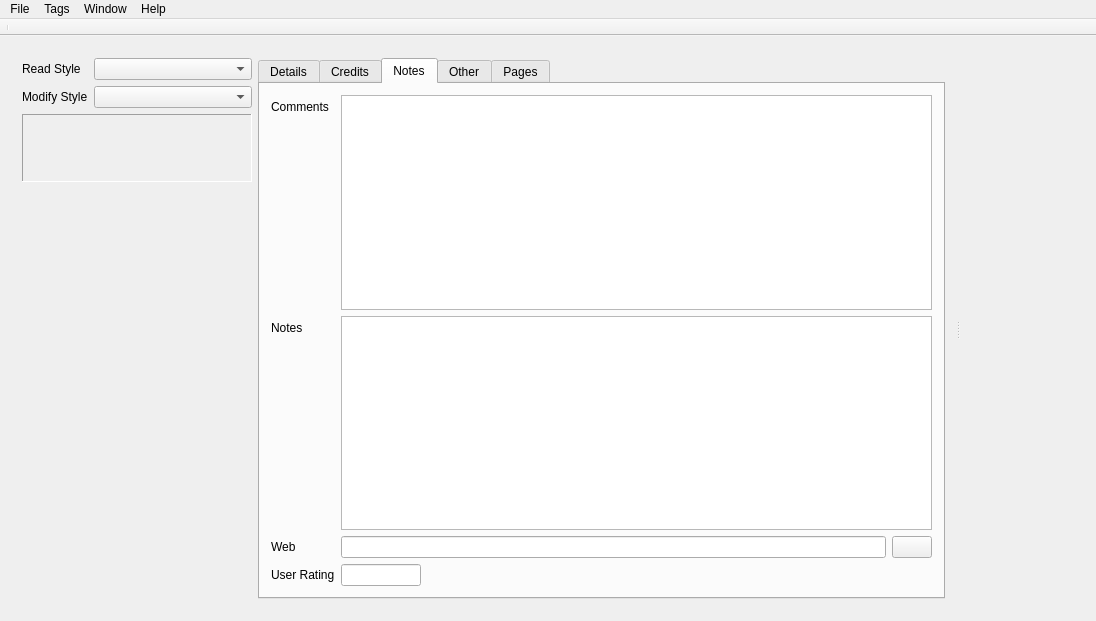
Above: comictaggerlib/ui/taggerwindow.ui from comictagger/comictagger before the change. Below: the same form after it.
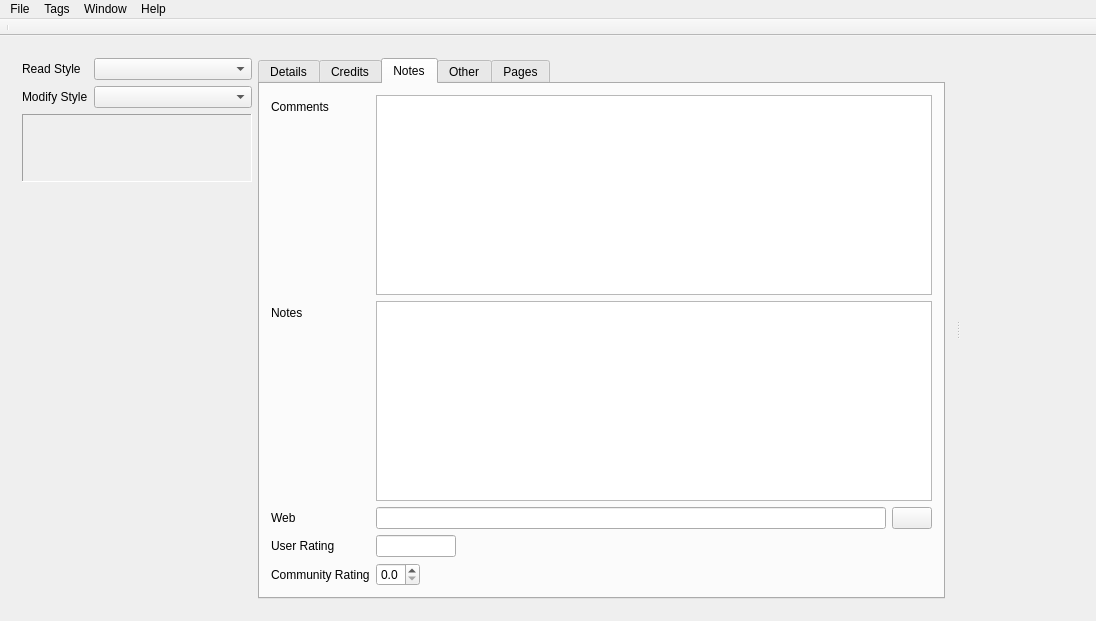
That is the form after the change. The open tabs and pages were chosen to show the change.

Commit message: Adding CommunityRating. fitxes #258

Diff of the .ui file:
```diff
--- a/comictaggerlib/ui/taggerwindow.ui
+++ b/comictaggerlib/ui/taggerwindow.ui
@@ -981,6 +981,44 @@
                   </property>
                  </widget>
                 </item>
+                <item row="4" column="0">
+                 <widget class="QLabel" name="lblCommunityRating">
+                  <property name="text">
+                   <string>Community Rating</string>
+                  </property>
+                 </widget>
+                </item>
+                <item row="4" column="1">
+                 <widget class="QDoubleSpinBox" name="dsbCommunityRating">
+                  <property name="sizePolicy">
+                   <sizepolicy hsizetype="Fixed" vsizetype="Fixed">
+                    <horstretch>0</horstretch>
+                    <verstretch>0</verstretch>
+                   </sizepolicy>
+                  </property>
+                  <property name="maximumSize">
+                   <size>
+                    <width>80</width>
+                    <height>16777215</height>
+                   </size>
+                  </property>
+                  <property name="acceptDrops">
+                   <bool>false</bool>
+                  </property>
+                  <property name="decimals">
+                   <number>1</number>
+                  </property>
+                  <property name="minimum">
+                   <double>0.000000000000000</double>
+                  </property>
+                  <property name="maximum">
+                   <double>5.000000000000000</double>
+                  </property>
+                  <property name="singleStep">
+                   <double>0.100000000000000</double>
+                  </property>
+                 </widget>
+                </item>
                </layout>
               </item>
              </layout>
```
The commit also changes 5 other files.
